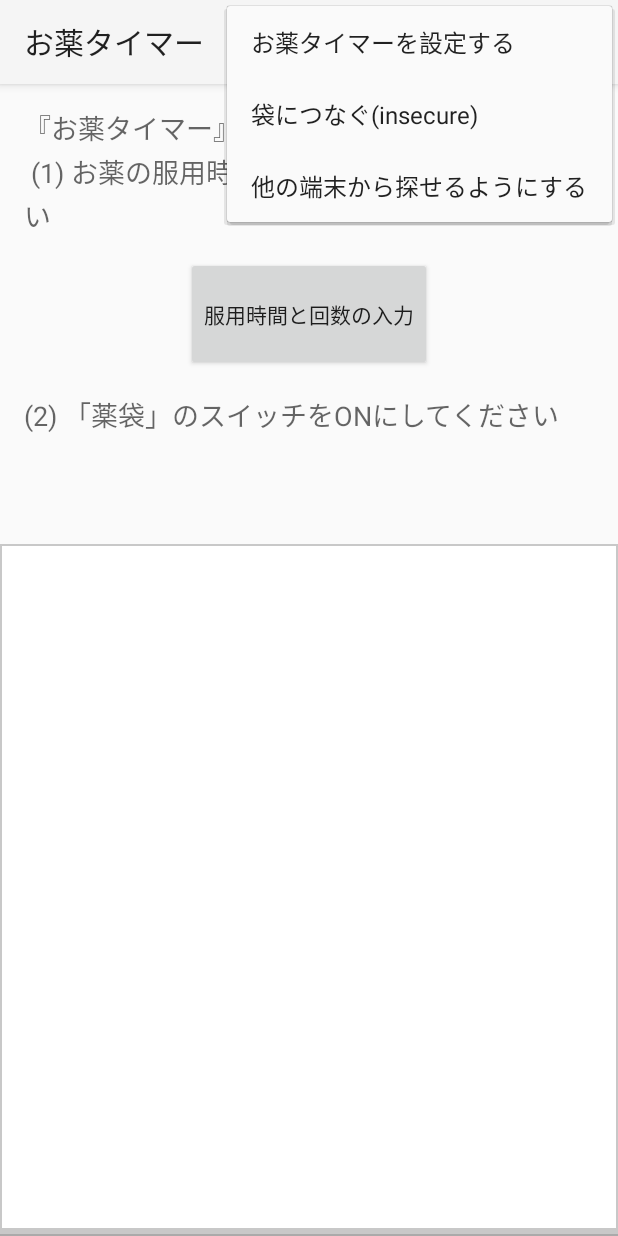
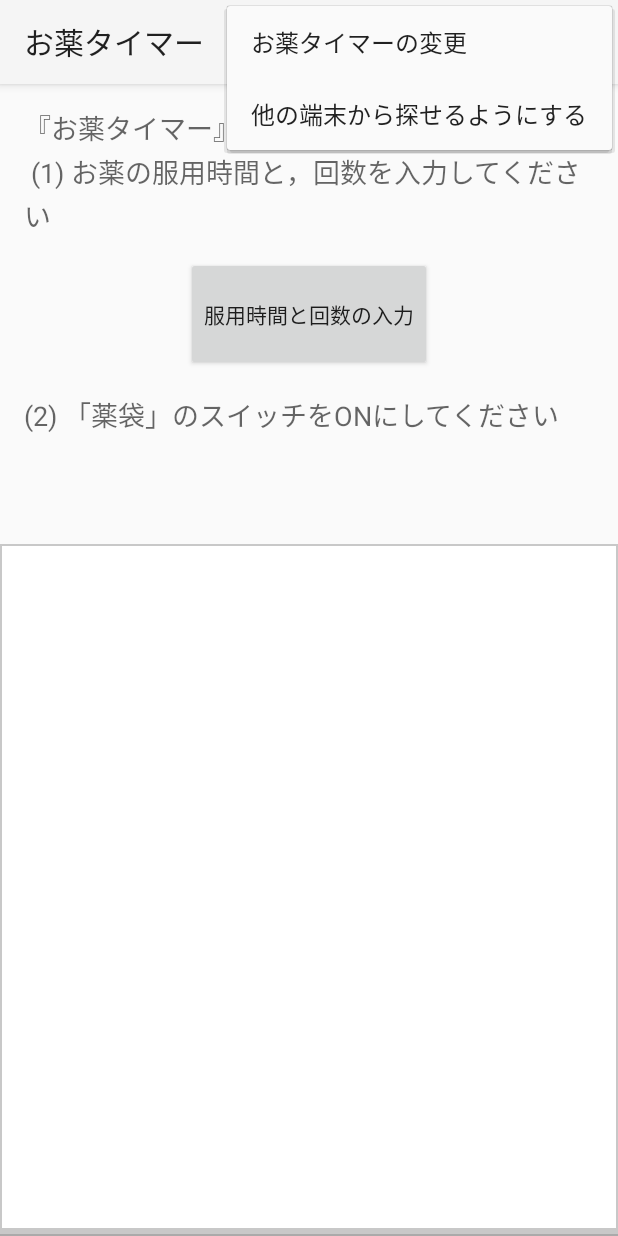
Before and after one commit to adhoc-dtn/Okusuri, an Android app: the screen it shows after launch (MainActivity), with the options menu open, on a phone screen of 412 x 824 dp. Run offline under Robolectric (Android 15) with nearby library versions, the phone set to English and light mode, and no system bars.

Commit message:
rechangeTimer

```diff
--- a/Application/src/main/java/com/example/android/bluetoothchat/BluetoothChatService.java
+++ b/Application/src/main/java/com/example/android/bluetoothchat/BluetoothChatService.java
@@ -51,7 +51,6 @@ public class BluetoothChatService {
     //UUID.fromString("fa87c0d0-afac-11de-8a39-0800200c9a66");
 
     private static final UUID MY_UUID_INSECURE = UUID.fromString("00000000-0000-0000-0000-000000000001");
-    //UUID.fromString("8ce255c0-200a-11e0-ac64-0800200c9a66");
 
 
     // Member fields
--- a/Application/src/main/java/com/example/android/bluetoothchat/MainActivity.java
+++ b/Application/src/main/java/com/example/android/bluetoothchat/MainActivity.java
@@ -19,10 +19,15 @@ package com.example.android.bluetoothchat;
 
 import android.app.Activity;
 import android.app.Fragment;
+import android.content.Context;
 import android.content.Intent;
 import android.os.Bundle;
 import android.support.v4.app.FragmentActivity;
 import android.support.v4.app.FragmentTransaction;
+import android.view.View;
+import android.view.inputmethod.InputMethodManager;
+import android.widget.Button;
+import android.widget.Toast;
 
 import com.example.android.common.logger.Log;
 
@@ -45,8 +50,12 @@ public class MainActivity extends FragmentActivity {
 
         super.onCreate(savedInstanceState);
         setContentView(R.layout.activity_main);
+        //buttonを取得
+        Button btn1 = (Button)findViewById(R.id.button_setting);
 
-       if (savedInstanceState == null) {
+        btn1.setOnClickListener(setting);
+
+        if (savedInstanceState == null) {
             Log.d(TAG, "savedInstanceState is null");
             FragmentTransaction transaction = getSupportFragmentManager().beginTransaction();
             BluetoothChatFragment fragment = new BluetoothChatFragment();
@@ -55,11 +64,28 @@ public class MainActivity extends FragmentActivity {
        }
 
         try {
+            Toast.makeText(MainActivity.this, "サービススタート",
+                    Toast.LENGTH_SHORT).show();
             startService(new Intent(MainActivity.this, startService.class));
         } catch (Exception e) {
+            Toast.makeText(MainActivity.this, "サービス起動しない．．．",
+                    Toast.LENGTH_SHORT).show();
             Log.e(TAG, "Could not starts startService", e);
         }
+
+//        InputMethodManager imm = (InputMethodManager)getSystemService(Context.INPUT_METHOD_SERVICE);
+//        imm.hideSoftInputFromWindow(getCurrentFocus().getWindowToken(), InputMethodManager.HIDE_NOT_ALWAYS);
+
     }
 
+    View.OnClickListener setting= new View.OnClickListener() {
 
+        @Override
+        public void onClick(View v) {
+//            Toast.makeText(MainActivity.this, "ボタンがおされました",
+//                    Toast.LENGTH_SHORT).show();
+            Intent intent = new Intent(MainActivity.this, count_setup.class);
+            startActivity(intent);
+        }
+    };
 }
--- a/Application/src/main/res/layout/activity_main.xml
+++ b/Application/src/main/res/layout/activity_main.xml
@@ -20,7 +20,6 @@
       android:layout_height="match_parent"
       android:id="@+id/sample_main_layout"
      android:screenOrientation="portrait">
-
     <TextView
           style="@style/Widget.SampleMessage"
           android:layout_width="wrap_content"
@@ -36,7 +35,7 @@
         android:layout_width="wrap_content"
         android:layout_height="76dp"
         android:text="服用時間と回数の入力"
-        android:id="@+id/button"
+        android:id="@+id/button_setting"
         android:layout_gravity="center_horizontal" />
 
     <TextView
--- a/Application/src/main/res/menu/bluetooth_chat.xml
+++ b/Application/src/main/res/menu/bluetooth_chat.xml
@@ -16,19 +16,19 @@
 <menu xmlns:android="http://schemas.android.com/apk/res/android">
 
     <item
-        android:id="@+id/setup_timer"
+        android:id="@+id/change_timer"
         android:showAsAction="never"
-        android:title="@string/setup_timer"/>
-    <item
-        android:id="@+id/secure_connect_scan"
-        android:icon="@drawable/ic_action_device_access_bluetooth_searching"
-        android:showAsAction="ifRoom"
-        android:title="@string/secure_connect"/>
+        android:title="@string/change_timer"/>
+    <!--<item-->
+        <!--android:id="@+id/secure_connect_scan"-->
+        <!--android:icon="@drawable/ic_action_device_access_bluetooth_searching"-->
+        <!--android:showAsAction="ifRoom"-->
+        <!--android:title="@string/secure_connect"/>-->
 
-    <item
-        android:id="@+id/insecure_connect_scan"
-        android:showAsAction="never"
-        android:title="@string/insecure_connect"/>
+    <!--<item-->
+        <!--android:id="@+id/insecure_connect_scan"-->
+        <!--android:showAsAction="never"-->
+        <!--android:title="@string/insecure_connect"/>-->
 
     <item
         android:id="@+id/discoverable"
--- a/Application/src/main/res/values/strings.xml
+++ b/Application/src/main/res/values/strings.xml
@@ -35,10 +35,14 @@
     <string name="setup_count">お薬の服用回数を設定する</string>
 
     <!-- Options Menu -->
-    <string name="setup_timer">お薬タイマーを設定する</string>
+    <string name="setup_timer">タイマーのセットアップ</string>
     <string name="secure_connect">袋につなぐ</string>
     <string name="insecure_connect">袋につなぐ(insecure)</string>
     <string name="discoverable">他の端末から探せるようにする</string>
-    <string name="start_activity" />
+    <string name="change_timer">お薬タイマーの変更</string>
+    <string name="start_activity">アクティビティの開始</string>
+    <string name="resetTimer">お薬タイマーの時刻変更</string>
+
+
 
 </resources>
```
Also changed, not shown: Application/src/main/AndroidManifest.xml (+16 -1 lines), Application/src/main/java/com/example/android/bluetoothchat/BluetoothChatFragment.java (+14 -14 lines), Application/src/main/java/com/example/android/bluetoothchat/Globals.java (+73 -2 lines), Application/src/main/java/com/example/android/bluetoothchat/change_timer.java (added, +63 -0 lines), Application/src/main/java/com/example/android/bluetoothchat/resetTimer.java (added, +109 -0 lines), Application/src/main/java/com/example/android/bluetoothchat/startActivity.java (+8 -0 lines), 39 other files.
